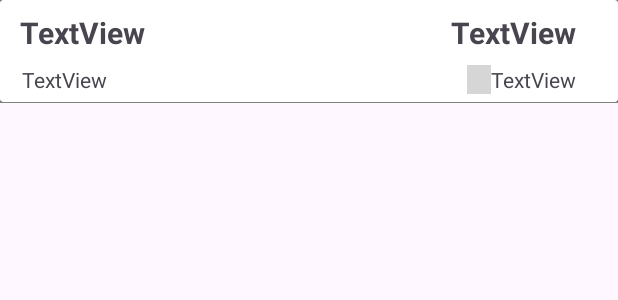
After one commit to KARTIK-PANDEY-KP/Stocks_App, an Android app: the layout pagr2top.xml on its own in the app's theme, with its tools: preview values and no code run, on a phone screen of 412 x 824 dp. The commit adds this screen. Shown: the top 300 px of the screen. Run offline under Robolectric (Android 15) with nearby library versions, the phone set to English and light mode, and no system bars; network calls fail; grey boxes are pictures that could not be loaded.

Commit message:
some working

```diff
--- a/app/src/main/java/com/example/stock/searchactivity.java
+++ b/app/src/main/java/com/example/stock/searchactivity.java
@@ -1,9 +1,13 @@
     package com.example.stock;
 
+    import android.content.Context;
     import android.os.Bundle;
     import android.util.Log;
+    import android.view.LayoutInflater;
     import android.view.Menu;
     import android.view.MenuItem;
+    import android.view.View;
+    import android.view.ViewGroup;
     import android.widget.Toast;
 
     import androidx.activity.EdgeToEdge;
@@ -37,17 +41,27 @@
         int star_status;
         JSONObject stock_data_general;
 
-
         @Override
         protected void onCreate(Bundle savedInstanceState) {
             super.onCreate(savedInstanceState);
             EdgeToEdge.enable(this);
             setContentView(R.layout.activity_searchactivity);
+            LayoutInflater inflater = (LayoutInflater) getSystemService(Context.LAYOUT_INFLATER_SERVICE);
+            ViewGroup rootView = (ViewGroup) findViewById(R.id.mainContainer); // Make sure this is not null
+
+            // Correctly inflate the layout
+            View pagr2topView = inflater.inflate(R.layout.pagr2top, rootView, false);
+
+            // Now add the view to the rootView
+            rootView.addView(pagr2topView, 0);
+
             ViewCompat.setOnApplyWindowInsetsListener(findViewById(R.id.main), (v, insets) -> {
                 Insets systemBars = insets.getInsets(WindowInsetsCompat.Type.systemBars());
                 v.setPadding(systemBars.left, systemBars.top, systemBars.right, systemBars.bottom);
                 return insets;
             });
+
+
 
             // TICKER value initialize from the Intent
             this.ticker = getIntent().getStringExtra("query");
@@ -57,7 +71,7 @@
             fetchPortfolioData();
 
 
-                // TOOLBAR
+            // TOOLBAR
             Toolbar mActionBarToolbar = findViewById(R.id.toolbar_page2);
             mActionBarToolbar.setTitle(ticker);
             setSupportActionBar(mActionBarToolbar);
@@ -142,10 +156,13 @@
 
                 star.setIcon(R.drawable.full_star);
                 Log.d("DEBUG", "USTAR: CAHNGES" + stock_data_general.toString());
+                Toast.makeText(this, ticker + " is added to favorites", Toast.LENGTH_SHORT).show();
 
                 addStock(ticker, stock_data_general.optString("name"));
             } else {
                 star.setIcon(R.drawable.star_border);
+                    Toast.makeText(this, ticker + " is remov from favorites", Toast.LENGTH_SHORT).show();
+
                 deleteStock(ticker);
             }
         }
--- a/app/src/main/res/layout/activity_searchactivity.xml
+++ b/app/src/main/res/layout/activity_searchactivity.xml
@@ -46,4 +46,14 @@
         app:layout_constraintTop_toTopOf="parent"
         app:layout_constraintVertical_bias="0.053" />
 
+    <FrameLayout
+        android:id="@+id/mainContainer"
+        android:layout_width="409dp"
+        android:layout_height="350dp"
+        app:layout_constraintEnd_toEndOf="parent"
+        app:layout_constraintStart_toStartOf="parent"
+        app:layout_constraintTop_toBottomOf="@+id/divider2">
+
+    </FrameLayout>
+
 </androidx.constraintlayout.widget.ConstraintLayout>
--- /dev/null
+++ b/app/src/main/res/layout/pagr2top.xml
@@ -0,0 +1,92 @@
+<?xml version="1.0" encoding="utf-8"?>
+<androidx.constraintlayout.widget.ConstraintLayout xmlns:android="http://schemas.android.com/apk/res/android"
+    xmlns:app="http://schemas.android.com/apk/res-auto"
+    xmlns:tools="http://schemas.android.com/tools"
+    android:id="@+id/refav_row"
+    android:layout_width="match_parent"
+    android:layout_height="wrap_content"
+    android:background="@drawable/card_border">
+
+    <androidx.cardview.widget.CardView
+        android:layout_width="match_parent"
+        android:layout_height="wrap_content"
+        app:layout_constraintBottom_toBottomOf="parent"
+        app:layout_constraintEnd_toEndOf="parent"
+        app:layout_constraintStart_toStartOf="parent"
+        app:layout_constraintTop_toTopOf="parent"> <!-- Apply the drawable here -->
+
+        <androidx.constraintlayout.widget.ConstraintLayout
+            android:layout_width="match_parent"
+            android:layout_height="match_parent">
+
+            <TextView
+                android:id="@+id/ticker_port"
+                android:layout_width="wrap_content"
+                android:layout_height="wrap_content"
+                android:layout_marginStart="8dp"
+                android:layout_marginTop="8dp"
+                android:layout_marginEnd="8dp"
+                android:layout_marginBottom="8dp"
+                android:text="TextView"
+                android:textSize="20sp"
+                android:textStyle="bold"
+                app:layout_constraintBottom_toTopOf="@+id/tv_var1_port"
+                app:layout_constraintEnd_toStartOf="@+id/tv_var2_port"
+                app:layout_constraintHorizontal_bias="0.025"
+                app:layout_constraintStart_toStartOf="parent"
+                app:layout_constraintTop_toTopOf="parent"
+                app:layout_constraintVertical_bias="0.571" />
+
+            <TextView
+                android:id="@+id/tv_var1_port"
+                android:layout_width="wrap_content"
+                android:layout_height="wrap_content"
+                android:layout_marginStart="8dp"
+                android:layout_marginEnd="8dp"
+                android:text="TextView"
+                app:layout_constraintBottom_toBottomOf="parent"
+                app:layout_constraintEnd_toStartOf="@+id/trending_img"
+                app:layout_constraintHorizontal_bias="0.027"
+                app:layout_constraintStart_toStartOf="parent"
+                app:layout_constraintTop_toTopOf="parent"
+                app:layout_constraintVertical_bias="0.89" />
+
+            <ImageView
+                android:id="@+id/trending_img"
+                android:layout_width="16dp"
+                android:layout_height="19dp"
+                app:layout_constraintBottom_toBottomOf="parent"
+                app:layout_constraintEnd_toStartOf="@+id/tv_var3_port"
+                app:layout_constraintHorizontal_bias="1.0"
+                app:layout_constraintStart_toStartOf="parent"
+                app:layout_constraintTop_toTopOf="@+id/tv_var3_port"
+                app:layout_constraintVertical_bias="0.0"
+                tools:srcCompat="@tools:sample/backgrounds/scenic" />
+
+            <TextView
+                android:id="@+id/tv_var3_port"
+                android:layout_width="wrap_content"
+                android:layout_height="wrap_content"
+                android:layout_marginTop="8dp"
+                android:text="TextView"
+                app:layout_constraintEnd_toEndOf="@+id/tv_var2_port"
+                app:layout_constraintHorizontal_bias="1.0"
+                app:layout_constraintStart_toStartOf="parent"
+                app:layout_constraintTop_toBottomOf="@+id/tv_var2_port" />
+
+            <TextView
+                android:id="@+id/tv_var2_port"
+                android:layout_width="wrap_content"
+                android:layout_height="wrap_content"
+                android:layout_marginTop="8dp"
+                android:text="TextView"
+                android:textSize="20sp"
+                android:textStyle="bold"
+                app:layout_constraintEnd_toEndOf="parent"
+                app:layout_constraintHorizontal_bias="0.914"
+                app:layout_constraintStart_toStartOf="parent"
+                app:layout_constraintTop_toTopOf="parent" />
+
+        </androidx.constraintlayout.widget.ConstraintLayout>
+    </androidx.cardview.widget.CardView>
+</androidx.constraintlayout.widget.ConstraintLayout>
```
